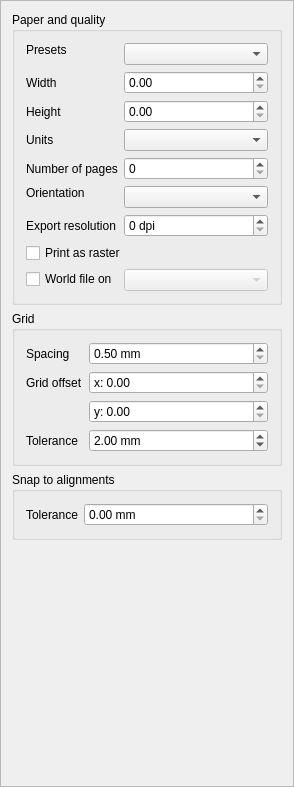
Above: src/ui/qgscompositionwidgetbase.ui from carsmie/QGIS before the change. Below: the same form after it.
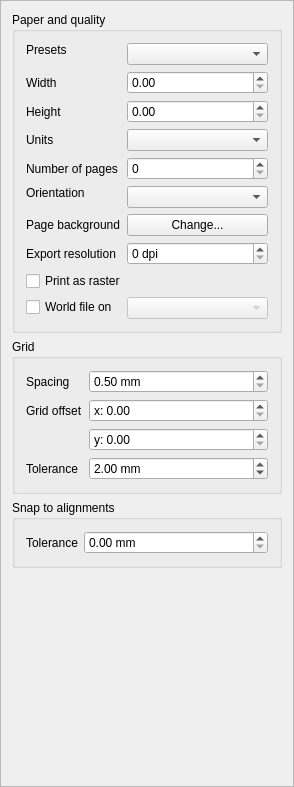
That is the form after the change. Custom widgets are drawn as their Qt base class.

Commit message: [FEATURE] Allow setting composer page background style (fix #7846)

```diff
--- a/src/ui/qgscompositionwidgetbase.ui
+++ b/src/ui/qgscompositionwidgetbase.ui
@@ -223,7 +223,7 @@
             </property>
            </widget>
           </item>
-          <item row="6" column="1">
+          <item row="7" column="1">
            <widget class="QSpinBox" name="mResolutionSpinBox">
             <property name="suffix">
              <string> dpi</string>
@@ -236,14 +236,14 @@
             </property>
            </widget>
           </item>
-          <item row="6" column="0">
+          <item row="7" column="0">
            <widget class="QLabel" name="label_9">
             <property name="text">
              <string>Export resolution</string>
             </property>
            </widget>
           </item>
-          <item row="8" column="0" colspan="2">
+          <item row="9" column="0" colspan="2">
            <widget class="QCheckBox" name="mPrintAsRasterCheckBox">
             <property name="text">
              <string>Print as raster</string>
@@ -256,14 +256,14 @@
             </property>
            </widget>
           </item>
-          <item row="9" column="0">
+          <item row="10" column="0">
            <widget class="QCheckBox" name="mGenerateWorldFileCheckBox">
             <property name="text">
              <string>World file on</string>
             </property>
            </widget>
           </item>
-          <item row="9" column="1">
+          <item row="10" column="1">
            <widget class="QComboBox" name="mWorldFileMapComboBox">
             <property name="enabled">
              <bool>false</bool>
@@ -273,6 +273,20 @@
             </property>
            </widget>
           </item>
+          <item row="6" column="1">
+           <widget class="QPushButton" name="mPageStyleButton">
+            <property name="text">
+             <string>Change...</string>
+            </property>
+           </widget>
+          </item>
+          <item row="6" column="0">
+           <widget class="QLabel" name="label_10">
+            <property name="text">
+             <string>Page background</string>
+            </property>
+           </widget>
+          </item>
          </layout>
         </widget>
        </item>
```
The commit also changes 5 other files.
